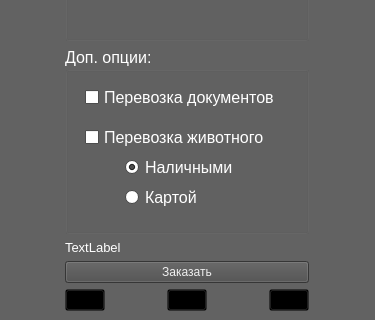
First picture: the form in qt_ui/order_client.ui, repository plebey/maga_PI_kursovaya, before the edit; both pictures show x 0 to 375 and y 349 to 669 of the 375 by 669 pixel window.
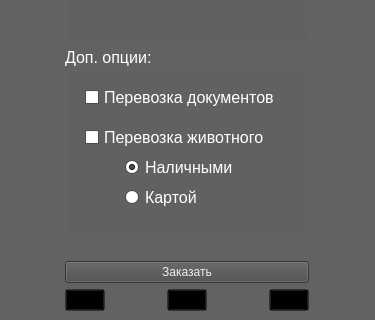
Second picture: the form after the edit. Icons and pictures are not drawn.

```diff
--- a/qt_ui/order_client.ui
+++ b/qt_ui/order_client.ui
@@ -1007,7 +1007,7 @@
          </font>
         </property>
         <property name="text">
-         <string>TextLabel</string>
+         <string/>
         </property>
        </widget>
       </item>
```
Left out of the diff: 4 changed lines with no effect on the pictures.
